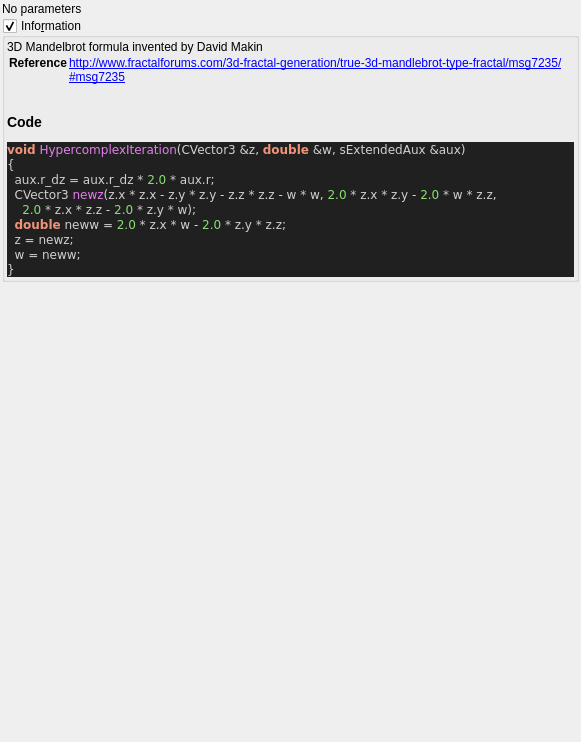
Before: the Qt Designer form mandelbulber2/qt_data/fractal_hypercomplex.ui in buddhi1980/mandelbulber2, drawn with Qt 5.
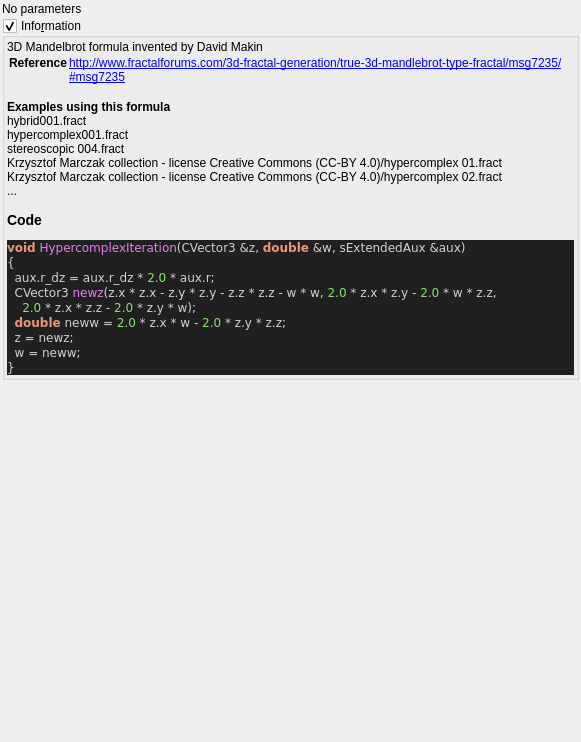
After: the same form once the commit is applied. Custom widgets are drawn as their Qt base class.

Commit message:
ui information - added example occurrences
now every formula, which is used in an example file, will display a list
of the example files in the information box. A maximum of 5 occurences is
displayed.
The script also outputs, which formulas do not yet have any example
files.

Diff of the .ui file:
```diff
--- a/mandelbulber2/qt_data/fractal_hypercomplex.ui
+++ b/mandelbulber2/qt_data/fractal_hypercomplex.ui
@@ -70,7 +70,7 @@
 &lt;tr&gt;&lt;th&gt;Reference&lt;/th&gt;&lt;td&gt;&lt;a href=&quot;http://www.fractalforums.com/3d-fractal-generation/true-3d-mandlebrot-type-fractal/msg7235/#msg7235&quot;&gt;http://www.fractalforums.com/3d-fractal-generation/true-3d-mandlebrot-type-fractal/msg7235/#msg7235&lt;br&gt;
 &lt;/td&gt;&lt;/tr&gt;
 &lt;/table&gt;
-&lt;h3&gt;Code&lt;/h3&gt;
+&lt;b&gt;Examples using this formula&lt;/b&gt;&lt;br&gt;hybrid001.fract&lt;br&gt;hypercomplex001.fract&lt;br&gt;stereoscopic 004.fract&lt;br&gt;Krzysztof Marczak collection - license Creative Commons (CC-BY 4.0)/hypercomplex 01.fract&lt;br&gt;Krzysztof Marczak collection - license Creative Commons (CC-BY 4.0)/hypercomplex 02.fract&lt;br&gt;...&lt;h3&gt;Code&lt;/h3&gt;
 &lt;body style=&quot;background-color:#202020&quot;&gt;
 &lt;pre style=&quot;color:#d0d0d0; background-color:#202020;  font-family:'Courier New',monospace;&quot;&gt;&lt;span style=&quot;color:#f09479; font-weight:bold&quot;&gt;void&lt;/span&gt; &lt;span style=&quot;color:#e47eed&quot;&gt;HypercomplexIteration&lt;/span&gt;&lt;span style=&quot;color:#d0d0d0&quot;&gt;(&lt;/span&gt;CVector3 &lt;span style=&quot;color:#d0d0d0&quot;&gt;&amp;amp;&lt;/span&gt;z&lt;span style=&quot;color:#d0d0d0&quot;&gt;,&lt;/span&gt; &lt;span style=&quot;color:#f09479; font-weight:bold&quot;&gt;double&lt;/span&gt; &lt;span style=&quot;color:#d0d0d0&quot;&gt;&amp;amp;&lt;/span&gt;w&lt;span style=&quot;color:#d0d0d0&quot;&gt;,&lt;/span&gt; sExtendedAux &lt;span style=&quot;color:#d0d0d0&quot;&gt;&amp;amp;&lt;/span&gt;aux&lt;span style=&quot;color:#d0d0d0&quot;&gt;)&lt;/span&gt;
 &lt;span style=&quot;color:#d0d0d0&quot;&gt;{&lt;/span&gt;
```
The commit also changes 59 other files.
